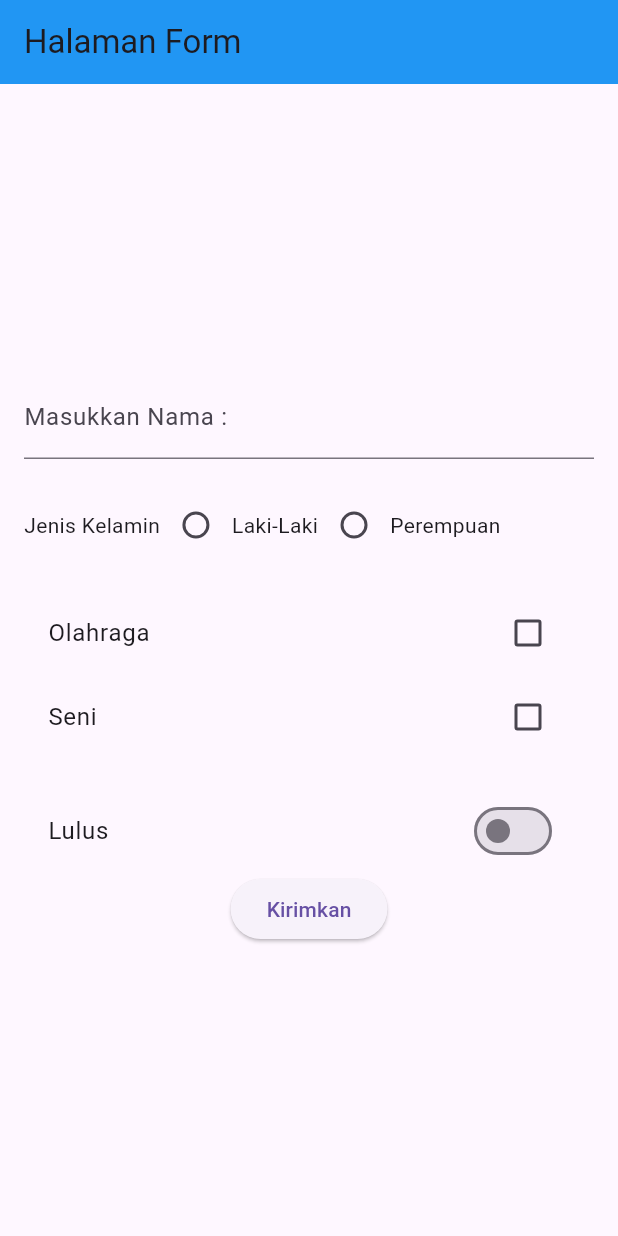
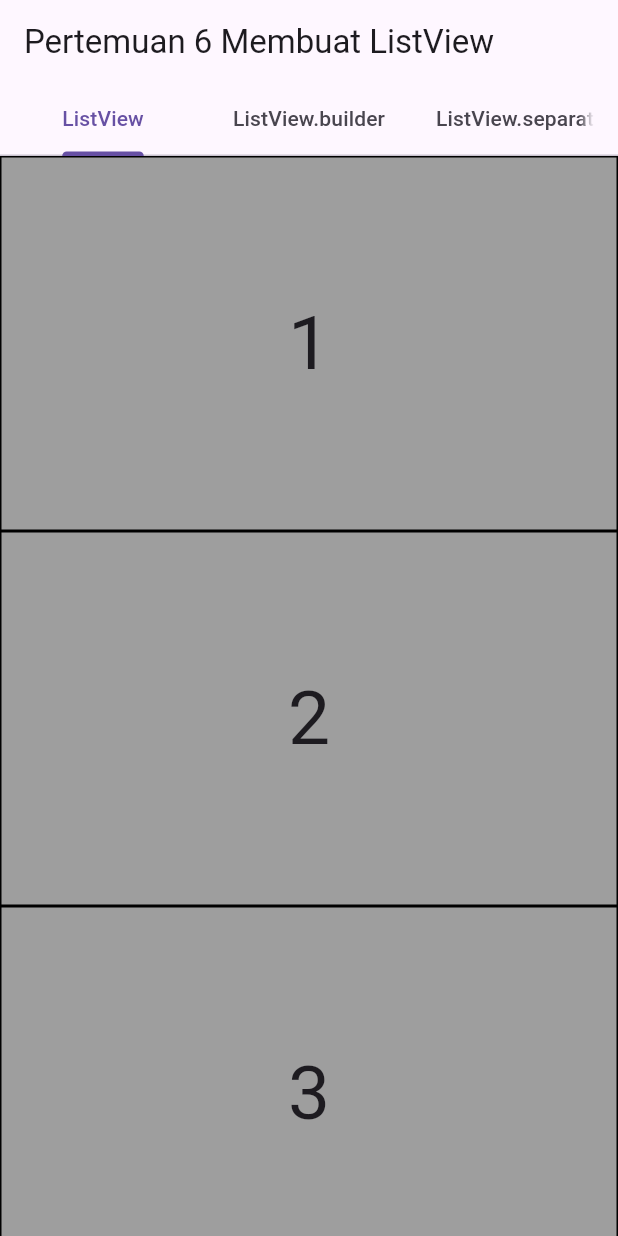
Before and after one commit to abeyynz/wisata_mobile_7, a Flutter app: the screen it shows after launch, on a phone screen of 412 x 824 dp. Run offline on Flutter 3.47's test engine with Material 3 defaults, Android fonts, the phone set to English and light mode, and no system bars.

Commit message:
Pertemuan 6

```diff
--- a/lib/main.dart
+++ b/lib/main.dart
@@ -1,5 +1,6 @@
 import 'package:flutter/material.dart';
 import 'package:wisata_mobile_7/materimodulscreens/pertemuan5.dart';
+import 'package:wisata_mobile_7/materimodulscreens/pertemuan6.dart';
 
 void main(){
   runApp(TravelApp());
@@ -13,7 +14,7 @@ class TravelApp extends StatelessWidget {
     return MaterialApp(
       title: 'Wisata Mobile',
       debugShowCheckedModeBanner: false,
-      home: FormScreen(),
+      home: Pertemuan6(),
     );
   }
 }
--- /dev/null
+++ b/lib/materimodulscreens/pertemuan6.dart
@@ -0,0 +1,109 @@
+import 'package:flutter/material.dart';
+
+class Pertemuan6 extends StatelessWidget {
+  const Pertemuan6({super.key});
+
+  @override
+  Widget build(BuildContext context) {
+    return DefaultTabController(length: 3, child: Scaffold(
+      appBar: AppBar(
+        title: Text('Pertemuan 6 Membuat ListView'),
+        bottom: TabBar(tabs: [
+          Tab(text: 'ListView',),
+          Tab(text: 'ListView.builder',),
+          Tab(text: 'ListView.separated',),
+        ]),
+      ),
+      body: TabBarView(children: [
+        ContohListView(),
+        ContohListViewBuilder(),
+        ContohListViewSeparated(),
+      ]),
+    ));
+  }
+}
+
+class ContohListView extends StatelessWidget {
+  final List<int> numberList = [1,2,3,4,5,6,7];
+  ContohListView({super.key});
+
+  @override
+  Widget build(BuildContext context) {
+    return ListView(
+      children:numberList.map((int number) {
+        return Container(
+          height: 250,
+          decoration: BoxDecoration(
+            color: Colors.grey,
+            border: Border.all(color: Colors.black),
+          ),
+          child: Center(
+            child: Text(
+              '$number',
+              style: TextStyle(fontSize: 50),
+            ),
+          ),
+        );
+      }).toList(),
+    );
+  }
+}
+
+class ContohListViewBuilder extends StatelessWidget {
+  final List<int> numberList = [1,2,3,4,5,6,7];
+  ContohListViewBuilder({super.key});
+
+  @override
+  Widget build(BuildContext context) {
+    return ListView.builder(
+      itemCount: numberList.length,
+      itemBuilder: (context, index){
+        return Container(
+          height: 250,
+          decoration: BoxDecoration(
+            color: Colors.yellow,
+            border: Border.all(color: Colors.black),
+          ),
+          child: Center(
+            child: Text(
+              '${numberList[index]}',
+              style: TextStyle(fontSize: 50),
+            ),
+          ),
+        );
+      });
+  }
+}
+
+class ContohListViewSeparated extends StatelessWidget {
+  final List<int> numberList = [1,2,3,4,5,6,7];
+  ContohListViewSeparated({super.key});
+
+  @override
+  Widget build(BuildContext context) {
+    return ListView.separated(
+      itemBuilder: (context, index){
+        return Container(
+          height: 250,
+          decoration: BoxDecoration(
+            color: Colors.yellow,
+            border: Border.all(color: Colors.black),
+          ),
+          child: Center(
+            child: Text(
+              '${numberList[index]}',
+              style: TextStyle(fontSize: 50),
+            ),
+          ),
+        );
+      },
+      separatorBuilder: (context, index){
+        return Container(
+          height: 20,
+          color: Colors.red,
+        );
+      },
+      itemCount: numberList.length
+    );
+  }
+}
```
